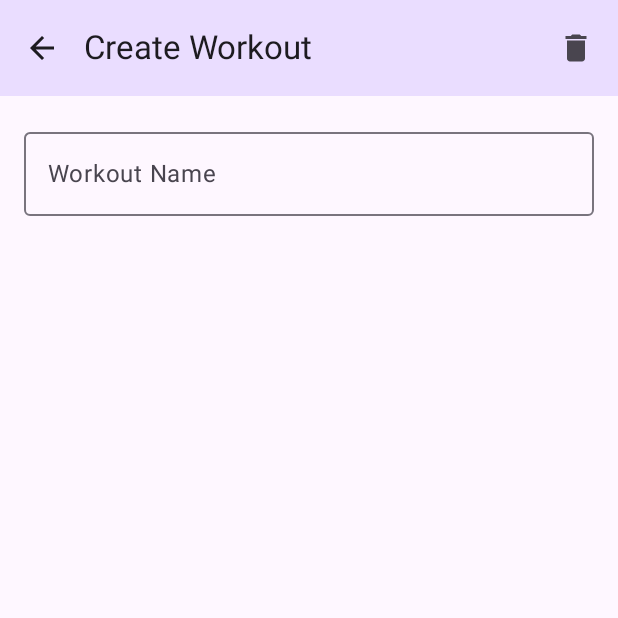
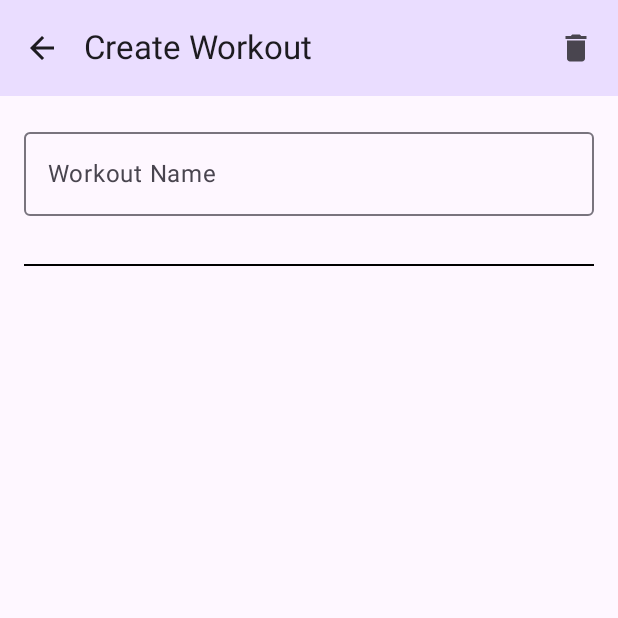
Before and after one commit to srseibs/Sweat-With-Annette, an Android app built with Jetpack Compose: the workout_edit_screen screen opened through its navigation route, on a phone screen of 412 x 824 dp, the top half of it. Run offline under Robolectric (Android 15) with nearby library versions, the phone set to English and light mode, and no system bars; our stand-ins replace Dagger/Hilt's generated code.

Commit message:
Try no Card

```diff
--- a/app/src/main/java/com/sailinghawklabs/sweatwithannette/screens/workoutEdit/WorkoutEditScreen.kt
+++ b/app/src/main/java/com/sailinghawklabs/sweatwithannette/screens/workoutEdit/WorkoutEditScreen.kt
@@ -143,8 +143,10 @@ fun WorkoutEditScreenContent(
                 }
             ) {
                     Divider(thickness = 1.dp, color = Color.Black)
+                    Spacer(Modifier.height(2.dp))
                     WorkOutEditItem(exercise = it)
             }
+            Divider(thickness = 1.dp, color = Color.Black)
         }
     }
 }
```
